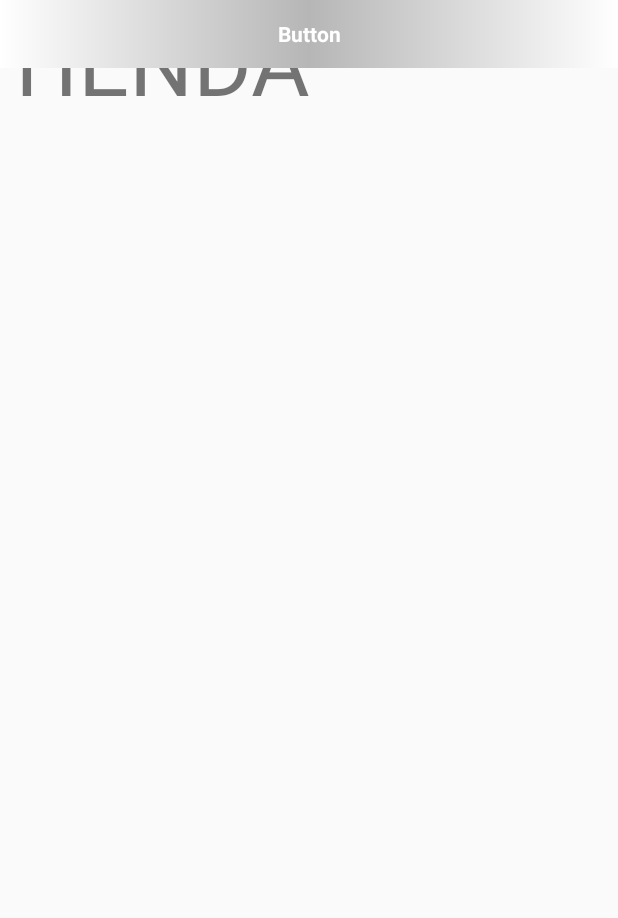
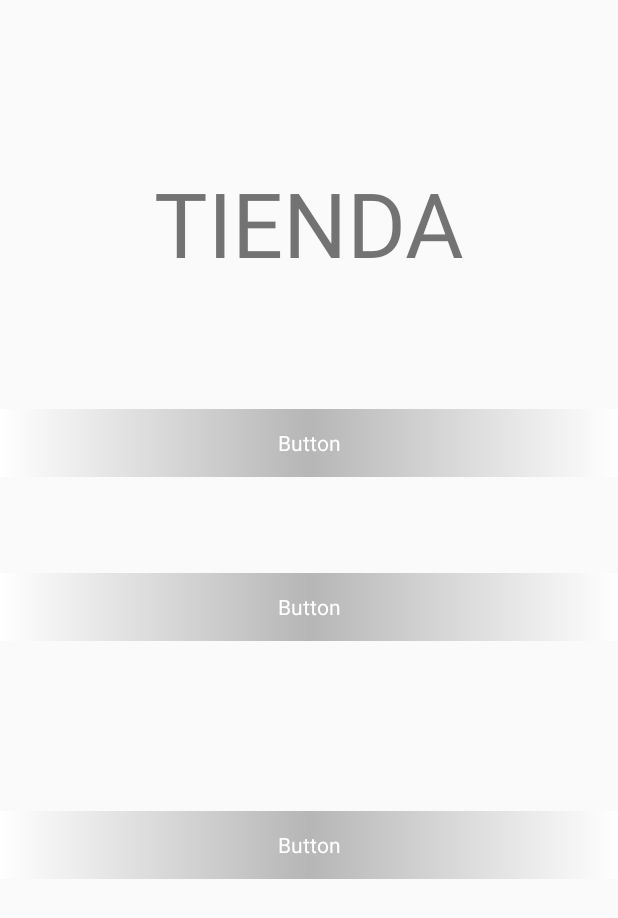
Before and after one commit to Adriaanbl/AdriProject, an Android app: the layout fragment_start_page_.xml on its own in the app's theme, with its tools: preview values and no code run, on a phone screen of 412 x 824 dp. Shown: the top 918 px of the screen. Run offline under Robolectric (Android 15) with nearby library versions, the phone set to English and light mode, and no system bars.

Commit message:
13/10 10:00

```diff
--- /dev/null
+++ b/app/src/main/res/drawable/button_selector.xml
@@ -0,0 +1,8 @@
+<?xml version="1.0" encoding="utf-8"?>
+<selector xmlns:android="http://schemas.android.com/apk/res/android">
+    <!-- Estado predeterminado -->
+    <item android:state_enabled="true" android:drawable="@drawable/gradient_button" />
+
+    <!-- Estado cuando el ratón pasa por encima (hover) -->
+    <item android:state_enabled="true" android:state_focused="true" android:drawable="@drawable/gradient_button" />
+</selector>
--- a/app/src/main/res/layout/fragment_start_page_.xml
+++ b/app/src/main/res/layout/fragment_start_page_.xml
@@ -10,45 +10,53 @@
         android:id="@+id/textView"
         android:layout_width="wrap_content"
         android:layout_height="wrap_content"
+        android:layout_marginTop="108dp"
         android:text="TIENDA"
         android:textSize="60dp"
-        tools:layout_editor_absoluteX="101dp"
-        tools:layout_editor_absoluteY="89dp" />
+        app:layout_constraintEnd_toEndOf="parent"
+        app:layout_constraintStart_toStartOf="parent"
+        app:layout_constraintTop_toTopOf="parent" />
 
     <Button
         android:id="@+id/button"
         style="@style/gradient_button"
         android:layout_width="match_parent"
         android:layout_height="45dp"
-        android:textAlignment="center"
+        android:layout_marginTop="84dp"
         android:gravity="center"
         android:text="Button"
+        android:textAlignment="center"
         android:theme="@style/PrincipalTheme"
-        tools:layout_editor_absoluteX="83dp"
-        tools:layout_editor_absoluteY="250dp" />
+        android:background="@drawable/button_selector"
+        app:layout_constraintTop_toBottomOf="@+id/textView"
+        tools:layout_editor_absoluteX="0dp" />
 
     <Button
         android:id="@+id/button2"
         style="@style/gradient_button"
         android:layout_width="match_parent"
         android:layout_height="45dp"
-        android:textAlignment="center"
+        android:layout_marginTop="64dp"
         android:gravity="center"
         android:text="Button"
+        android:textAlignment="center"
         android:theme="@style/PrincipalTheme"
-        tools:layout_editor_absoluteX="185dp"
-        tools:layout_editor_absoluteY="344dp" />
+        app:layout_constraintTop_toBottomOf="@+id/button"
+        tools:layout_editor_absoluteX="0dp" />
 
     <Button
         android:id="@+id/button3"
         style="@style/gradient_button"
         android:layout_width="match_parent"
         android:layout_height="45dp"
+        android:layout_marginTop="68dp"
         android:gravity="center"
         android:text="Button"
         android:textAlignment="center"
         android:theme="@style/PrincipalTheme"
-        tools:layout_editor_absoluteX="0dp"
-        tools:layout_editor_absoluteY="446dp" />
+        app:layout_constraintBottom_toBottomOf="parent"
+        app:layout_constraintTop_toBottomOf="@+id/button2"
+        app:layout_constraintVertical_bias="0.16"
+        tools:layout_editor_absoluteX="0dp" />
 
 </androidx.constraintlayout.widget.ConstraintLayout>
--- a/app/src/main/res/values/themes.xml
+++ b/app/src/main/res/values/themes.xml
@@ -19,7 +19,6 @@
         <item name="android:layout_height">48dp</item>
         <item name="android:background">@drawable/gradient_button</item>
         <item name="android:textColor">@android:color/white</item>
-        <item name="android:textStyle">bold</item>
         <item name="android:textAllCaps">false</item>
     </style>
 
```
Also changed, not shown: app/src/main/java/es/abd/adriproject/fragmentStartPage.kt (+18 -3 lines), app/src/main/res/anim/button_hover_anim.xml (added, +7 -0 lines).
